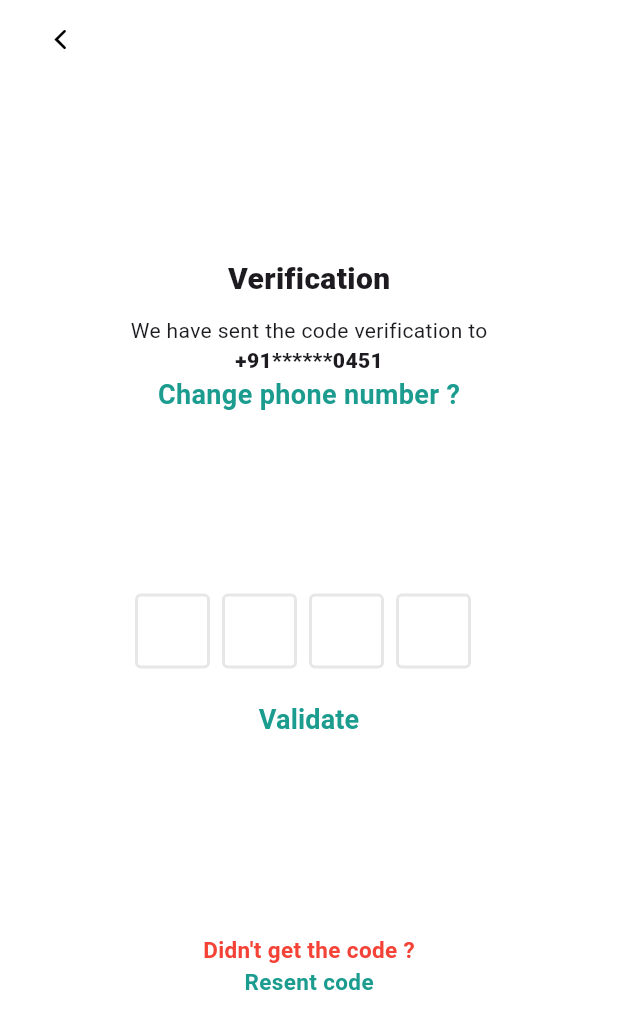
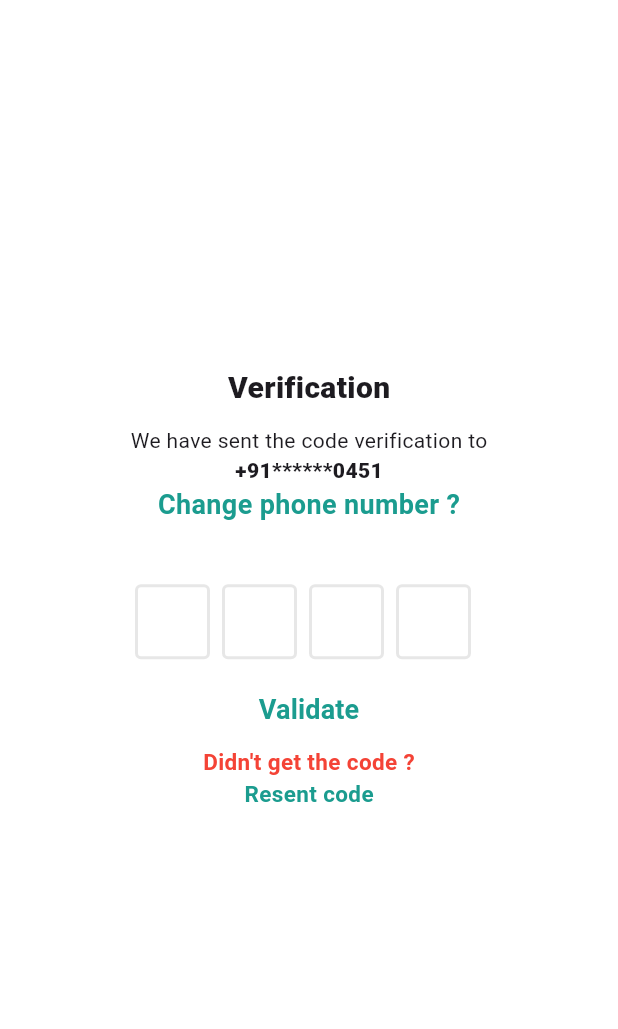
Before and after one commit to Roshandevelops/student_records, a Flutter app: the OtpScreen screen opened directly, on a phone screen of 412 x 824 dp. Shown: the top 1029 px of the screen. Run offline on Flutter 3.47's test engine with Material 3 defaults, Android fonts, the phone set to English and light mode, and no system bars; drawn by our look-alikes of flutter_otp_text_field; our stand-ins replace firebase_auth, firebase_core, font_awesome_flutter, google_sign_in, intl_phone_field; accounts and stored records are empty.

Commit message:
fixed some bugs in otp screen

```diff
--- a/lib/view/home/widget/phone_widget/otp_screen.dart
+++ b/lib/view/home/widget/phone_widget/otp_screen.dart
@@ -1,7 +1,6 @@
 import 'package:firebase_sample/view/home/widget/login_widget.dart';
 import 'package:firebase_sample/view/home/widget/phone_widget/number_screen.dart';
 import 'package:firebase_sample/widgets/constants.dart';
-import 'package:flutter/cupertino.dart';
 import 'package:flutter/material.dart';
 import 'package:flutter/services.dart';
 import 'package:flutter_otp_text_field/flutter_otp_text_field.dart';
@@ -18,23 +17,10 @@ class OtpScreen extends StatelessWidget {
           padding: const EdgeInsets.symmetric(horizontal: 10),
           child: Center(
             child: Column(
-              mainAxisAlignment: MainAxisAlignment.spaceBetween,
+              mainAxisAlignment: MainAxisAlignment.center,
               crossAxisAlignment: CrossAxisAlignment.center,
               children: [
-                Align(
-                  alignment: Alignment.topLeft,
-                  child: CupertinoButton(
-                    child: Icon(
-                      CupertinoIcons.back,
-                      color: kBlack,
-                    ),
-                    onPressed: () {
-                      Navigator.of(context).pop();
-                    },
-                  ),
-                ),
                 SizedBox(
-                  // color: Colors.amber,
                   child: Column(
                     crossAxisAlignment: CrossAxisAlignment.center,
                     children: [
@@ -89,7 +75,8 @@ class OtpScreen extends StatelessWidget {
                     ],
                   ),
                 ),
-                // kHeight20,
+                kHeight20,
+                kHeight20,
                 SizedBox(
                   // color: Colors.amber,
                   child: Column(
```
